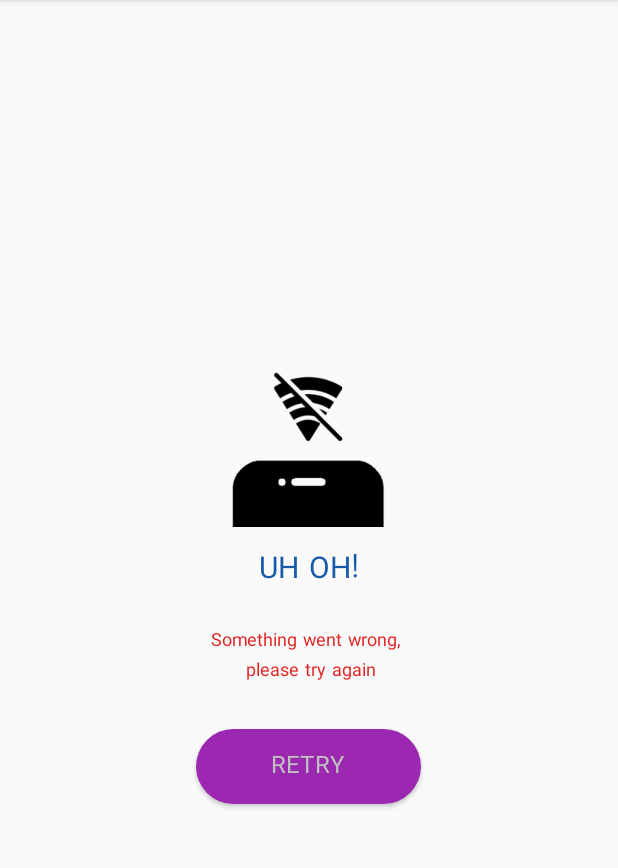
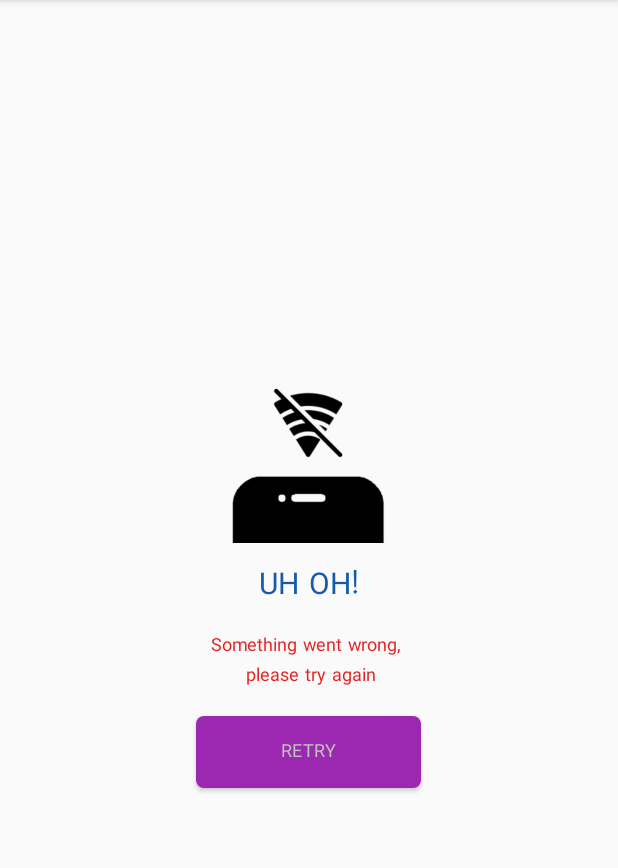
Before and after one commit to HamidrezaAmz/Rele, an Android app: the screen it shows after launch (MainActivity), in the options menu, after a tap on "failure", on a phone screen of 412 x 824 dp, the part 84-952 px from its top. Run offline under Robolectric (Android 15) with nearby library versions, the phone set to English and light mode, and no system bars; libraries missing offline, so code that uses them is left out: com.tuyenmonkey.mkloader; pictures from the network do not load; 2 statements that could not run were skipped.

Commit message:
update button radius (failer button)

```diff
--- a/library/src/main/java/com/vasl/recyclerlibrary/MyCustomView.java
+++ b/library/src/main/java/com/vasl/recyclerlibrary/MyCustomView.java
@@ -18,7 +18,6 @@ import androidx.annotation.NonNull;
 import androidx.annotation.Nullable;
 import androidx.appcompat.widget.AppCompatImageView;
 import androidx.appcompat.widget.AppCompatTextView;
-import androidx.core.content.ContextCompat;
 import androidx.recyclerview.widget.RecyclerView;
 import androidx.swiperefreshlayout.widget.SwipeRefreshLayout;
 
@@ -30,7 +29,9 @@ import com.vasl.recyclerlibrary.globalInterfaces.MyCustomViewCallBack;
 import com.vasl.recyclerlibrary.globalInterfaces.MyCustomViewScrollCallBack;
 import com.vasl.recyclerlibrary.utils.PublicFunction;
 
-public class MyCustomView extends RelativeLayout implements View.OnClickListener, SwipeRefreshLayout.OnRefreshListener {
+public class MyCustomView
+        extends RelativeLayout
+        implements View.OnClickListener, SwipeRefreshLayout.OnRefreshListener {
 
     private Context context;
 
--- a/library/src/main/res/drawable/retry_button_background.xml
+++ b/library/src/main/res/drawable/retry_button_background.xml
@@ -2,7 +2,7 @@
 <shape xmlns:android="http://schemas.android.com/apk/res/android"
     android:shape="rectangle">
 
-    <corners android:radius="30dp" />
+    <corners android:radius="@dimen/button_radius" />
 
     <gradient
         android:angle="180"
--- a/library/src/main/res/layout/layout_error.xml
+++ b/library/src/main/res/layout/layout_error.xml
@@ -5,7 +5,7 @@
     android:layout_height="match_parent"
     android:gravity="center"
     android:orientation="vertical"
-    android:visibility="gone">
+    android:visibility="visible">
 
     <LinearLayout
         android:layout_width="match_parent"
--- a/library/src/main/res/values/dimens.xml
+++ b/library/src/main/res/values/dimens.xml
@@ -1,6 +1,7 @@
-<resources xmlns:tools="http://schemas.android.com/tools">
+<resources>
     <!-- Default screen margins, per the Android Design guidelines. -->
     <dimen name="card_margin">16dp</dimen>
     <dimen name="header_margin">8dp</dimen>
     <dimen name="item_margin">4dp</dimen>
+    <dimen name="button_radius">5dp</dimen>
 </resources>
--- a/library/src/main/res/values/styles.xml
+++ b/library/src/main/res/values/styles.xml
@@ -25,7 +25,6 @@
 
     <style name="TextViewSubTitleStyle">
         <item name="android:gravity">center</item>
-        <item name="android:padding">7dp</item>
         <item name="android:textSize">12sp</item>
         <item name="android:fontFamily">@font/app_font</item>
         <item name="android:textColor">@color/gray_dark</item>
@@ -33,11 +32,11 @@
 
     <style name="GlobalButtonStyle">
         <item name="android:gravity">center</item>
-        <item name="android:padding">10dp</item>
-        <item name="android:textSize">16sp</item>
+        <item name="android:padding">8dp</item>
+        <item name="android:textSize">12sp</item>
         <item name="android:textColor">@color/white</item>
         <item name="android:fontFamily">@font/app_font</item>
-        <item name="android:layout_marginTop">20dp</item>
+        <item name="android:layout_marginTop">15dp</item>
         <item name="android:minWidth">150dp</item>
         <item name="android:background">@drawable/retry_button_background</item>
     </style>
```
